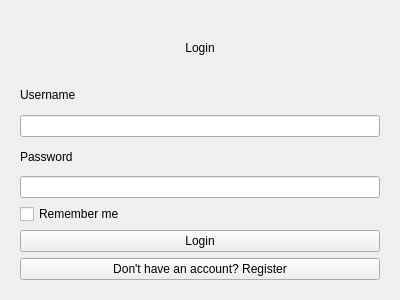
The window that src/windows/authwindow.ui (vaahe/shooter-s) describes before a commit, drawn with Qt 5.
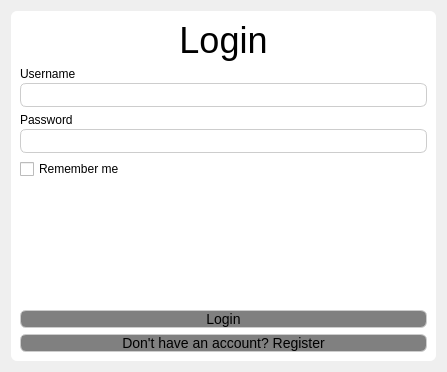
The same window after the commit.

Commit message: improve signin/signup form

Patch:
```diff
--- a/src/windows/authwindow.ui
+++ b/src/windows/authwindow.ui
@@ -6,8 +6,8 @@
    <rect>
     <x>0</x>
     <y>0</y>
-    <width>400</width>
-    <height>300</height>
+    <width>447</width>
+    <height>372</height>
    </rect>
   </property>
   <property name="windowTitle">
@@ -21,13 +21,64 @@
      </property>
      <item>
       <widget class="QStackedWidget" name="stackedWidget">
+       <property name="maximumSize">
+        <size>
+         <width>500</width>
+         <height>500</height>
+        </size>
+       </property>
+       <property name="styleSheet">
+        <string notr="true">QLineEdit {
+	border-radius: 6px;
+	padding: 2px 8px;
+	font-size: 14px;
+	border: 1px solid #CDCDCD;
+}
+
+QVBoxLayout {
+	border: 1px solid red;
+}
+
+QStackedWidget {
+	background-color: white;
+	border-radius: 6px;
+}
+
+QPushButton {
+	border-radius: 6px;
+	border: 1px solid #CDCDCD;
+	background-color: gray;
+	padding: 0px 10px;
+	font-size: 14px;
+}</string>
+       </property>
        <property name="currentIndex">
         <number>0</number>
        </property>
        <widget class="QWidget" name="loginPage">
         <layout class="QGridLayout" name="gridLayout_2">
-         <item row="2" column="0">
+         <item row="1" column="0">
+          <layout class="QVBoxLayout" name="loginUsernameLayout">
+           <property name="spacing">
+            <number>2</number>
+           </property>
+           <item>
+            <widget class="QLabel" name="loginUsernameLabel">
+             <property name="text">
+              <string>Username</string>
+             </property>
+            </widget>
+           </item>
+           <item>
+            <widget class="QLineEdit" name="loginUsernameInput"/>
+           </item>
+          </layout>
+         </item>
+         <item row="3" column="0">
           <layout class="QVBoxLayout" name="loginPasswordLayout">
+           <property name="spacing">
+            <number>2</number>
+           </property>
            <item>
             <widget class="QLabel" name="loginPasswordLabel">
              <property name="text">
@@ -44,7 +95,7 @@
            </item>
           </layout>
          </item>
-         <item row="4" column="0">
+         <item row="6" column="0">
           <widget class="QPushButton" name="loginBtn">
            <property name="sizePolicy">
             <sizepolicy hsizetype="Expanding" vsizetype="Maximum">
@@ -57,50 +108,52 @@
            </property>
           </widget>
          </item>
-         <item row="0" column="0">
-          <widget class="QLabel" name="loginLabel">
-           <property name="sizePolicy">
-            <sizepolicy hsizetype="Expanding" vsizetype="Preferred">
-             <horstretch>0</horstretch>
-             <verstretch>0</verstretch>
-            </sizepolicy>
-           </property>
-           <property name="text">
-            <string>Login</string>
-           </property>
-           <property name="alignment">
-            <set>Qt::AlignmentFlag::AlignCenter</set>
-           </property>
-          </widget>
-         </item>
-         <item row="5" column="0">
-          <widget class="QPushButton" name="redirectToRegisterBtn">
-           <property name="text">
-            <string>Don't have an account? Register</string>
-           </property>
-          </widget>
-         </item>
-         <item row="1" column="0">
-          <layout class="QVBoxLayout" name="loginUsernameLayout">
-           <item>
-            <widget class="QLabel" name="loginUsernameLabel">
-             <property name="text">
-              <string>Username</string>
-             </property>
-            </widget>
-           </item>
-           <item>
-            <widget class="QLineEdit" name="loginUsernameInput"/>
-           </item>
-          </layout>
-         </item>
-         <item row="3" column="0">
+         <item row="4" column="0">
           <widget class="QCheckBox" name="rememberMeCheckbox">
            <property name="text">
             <string>Remember me</string>
            </property>
           </widget>
          </item>
+         <item row="7" column="0">
+          <widget class="QPushButton" name="redirectToRegisterBtn">
+           <property name="text">
+            <string>Don't have an account? Register</string>
+           </property>
+          </widget>
+         </item>
+         <item row="0" column="0">
+          <widget class="QLabel" name="loginLabel">
+           <property name="sizePolicy">
+            <sizepolicy hsizetype="Expanding" vsizetype="Preferred">
+             <horstretch>0</horstretch>
+             <verstretch>0</verstretch>
+            </sizepolicy>
+           </property>
+           <property name="styleSheet">
+            <string notr="true">font-size: 36px;</string>
+           </property>
+           <property name="text">
+            <string>Login</string>
+           </property>
+           <property name="alignment">
+            <set>Qt::AlignmentFlag::AlignCenter</set>
+           </property>
+          </widget>
+         </item>
+         <item row="5" column="0">
+          <spacer name="verticalSpacer">
+           <property name="orientation">
+            <enum>Qt::Orientation::Vertical</enum>
+           </property>
+           <property name="sizeHint" stdset="0">
+            <size>
+             <width>20</width>
+             <height>200</height>
+            </size>
+           </property>
+          </spacer>
+         </item>
         </layout>
        </widget>
        <widget class="QWidget" name="registerPage">
```
Left out of the diff: 77 changed lines with no effect on the pictures. The commit also changes 2 other files.
